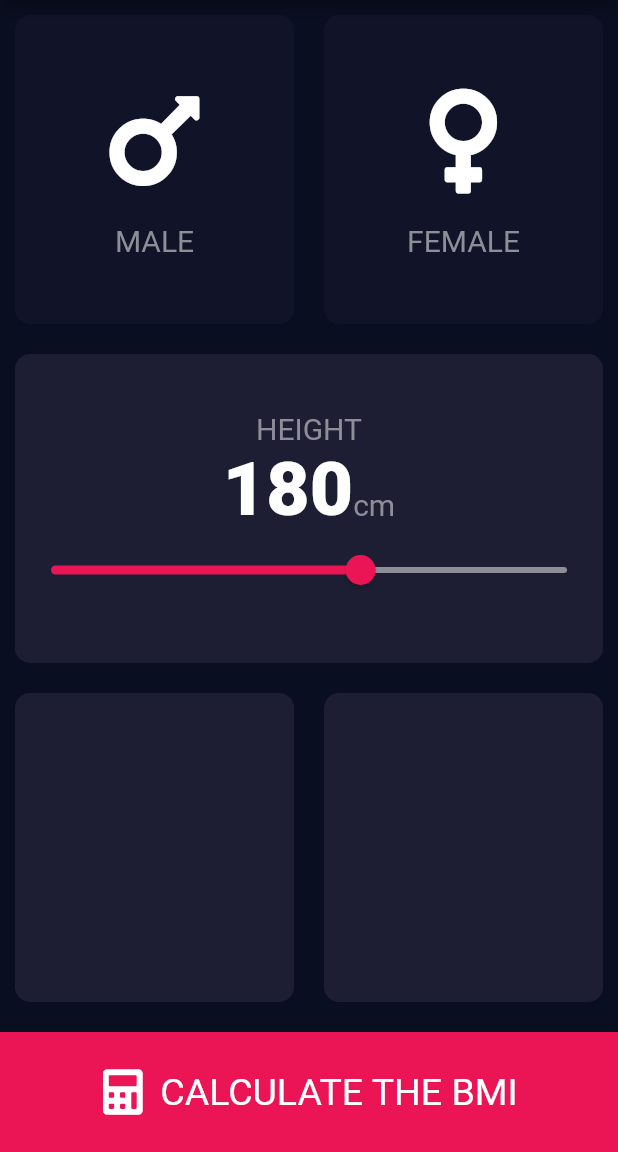
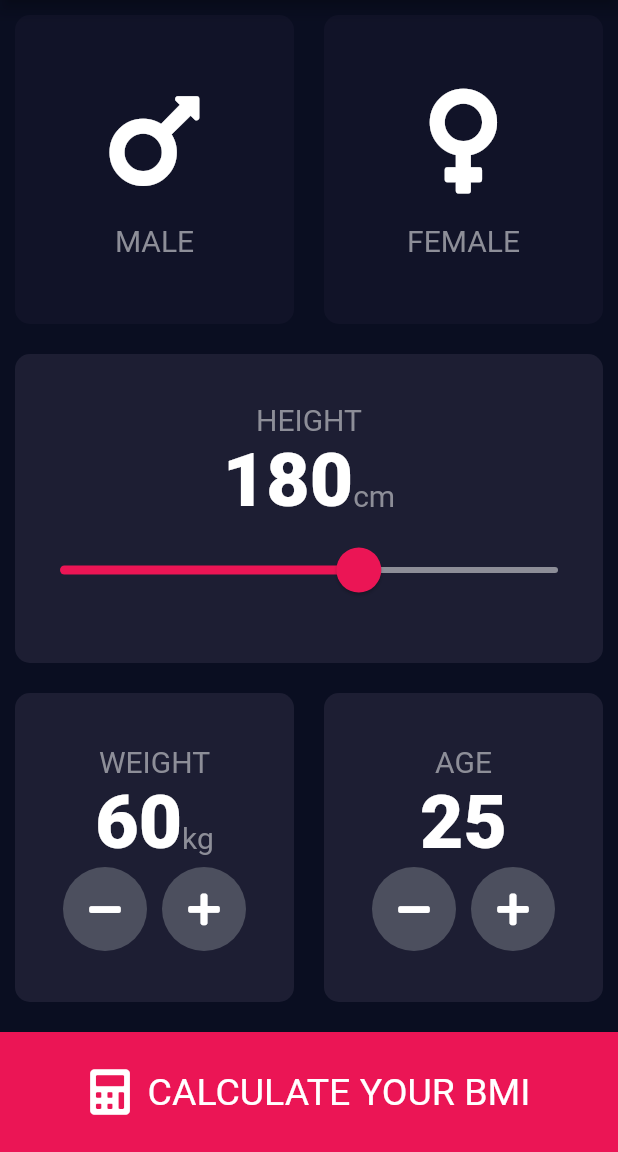
Before and after one commit to ugrylmz/bmi-calculator, a Flutter app: the screen it shows after launch, on a phone screen of 412 x 824 dp, the part 84-1236 px from its top. Run offline on Flutter 3.47's test engine with Material 2 defaults, Android fonts, the phone set to English and light mode, and no system bars; our stand-ins replace font_awesome_flutter.

Commit message:
Create custom button - RoundIconButton based from RawMaterialButton and implementation weight and age cards

```diff
--- a/lib/input_page.dart
+++ b/lib/input_page.dart
@@ -16,6 +16,8 @@ enum Gender{
 class _InputPageState extends State<InputPage> {
   Gender selectedGender;
   int height = 180;
+  int weight = 60;
+  int age = 25;
   @override
   Widget build(BuildContext context) {
     return Scaffold(
@@ -92,17 +94,27 @@ class _InputPageState extends State<InputPage> {
                       ),
                     ],
                   ),
-                  Slider(
+                  SliderTheme(
+                    data: SliderTheme.of(context).copyWith(
+                      inactiveTrackColor: Color(0xFF8D8E98),
+                      activeTrackColor: Colors.white,
+                      thumbColor: Color(0xFFEB1555),
+                      overlayColor: Color(0x29EB1555),
+                      thumbShape:
+                        RoundSliderThumbShape(enabledThumbRadius: 15.0),
+                          overlayShape:RoundSliderOverlayShape(overlayRadius: 30.0),
+                    ),
+                    child: Slider(
                       value: height.toDouble(),
                       min: 120.0,
                       max: 220.0,
                       activeColor: Color(0xFFEB1555),
-                    inactiveColor: Color(0xFF8D8E98),
                       onChanged: (double newValue) {
                         setState(() {
                           height = newValue.round();
                         });
                       },
+                    ),
                   ),
                 ],
               ),
@@ -114,11 +126,98 @@ class _InputPageState extends State<InputPage> {
                 Expanded(
                   child: ReusableCard(
                     colour: kActiveCardColor,
+                    cardChild:Column(
+                      mainAxisAlignment: MainAxisAlignment.center,
+                      children: <Widget>[
+                        Text(
+                          'WEIGHT',
+                          style: kLabelTextStyle,
+                        ),
+                        Row(
+                          mainAxisAlignment: MainAxisAlignment.center,
+                          crossAxisAlignment: CrossAxisAlignment.baseline,
+                          textBaseline: TextBaseline.alphabetic,
+                          children: [
+                            Text(
+                              weight.toString(),
+                              style: kNumTextStyle,
+                            ),
+                            Text(
+                              'kg',
+                              style: kLabelTextStyle,
+                            ),
+                          ],
+                        ),
+
+                        Row(
+                          mainAxisAlignment: MainAxisAlignment.center,
+                          children: [
+                            RoundIconButton(
+                              icon: FontAwesomeIcons.minus,
+                              onPress: () => {
+                                setState((){
+                                 weight--;
+                                })
+                              },
+                            ),
+                            SizedBox(
+                              width: 10.0,
+                            ),
+                            RoundIconButton(
+                              icon: FontAwesomeIcons.plus,
+                              onPress: () => {
+                                setState((){
+                                  weight++;
+                                })
+                              },
+                            ),
+                          ],
+                        ),
+                      ],
+                    ),
                   ),
                 ),
                 Expanded(
                   child: ReusableCard(
                     colour: kActiveCardColor,
+                    cardChild:Column(
+                      mainAxisAlignment: MainAxisAlignment.center,
+                      children: <Widget>[
+                        Text(
+                          'AGE',
+                          style: kLabelTextStyle,
+                        ),
+                        Text(
+                          age.toString(),
+                          style: kNumTextStyle,
+                        ),
+
+                        Row(
+                          mainAxisAlignment: MainAxisAlignment.center,
+                          children: [
+                            RoundIconButton(
+                              icon: FontAwesomeIcons.minus,
+                              onPress: () => {
+                                setState((){
+                                  age--;
+                                })
+                              },
+                            ),
+                            SizedBox(
+                              width: 10.0,
+                            ),
+                            RoundIconButton(
+                              icon: FontAwesomeIcons.plus,
+                              onPress: () => {
+                                setState((){
+                                  age++;
+                                })
+                              },
+                            ),
+                          ],
+                        ),
+                      ],
+                    ),
                   ),
                 ),
 
@@ -143,7 +242,7 @@ class _InputPageState extends State<InputPage> {
                   width: 10.0,
                 ),
                 Text(
-                  'CALCULATE THE BMI',
+                  'CALCULATE YOUR BMI',
                   style: TextStyle(fontSize: 25),
 
                 ),
@@ -156,3 +255,30 @@ class _InputPageState extends State<InputPage> {
     );
   }
 }
+
+class RoundIconButton extends StatelessWidget {
+  RoundIconButton({this.icon, this.onPress});
+
+  final IconData icon;
+  final Function onPress;
+
+  @override
+  Widget build(BuildContext context) {
+    return RawMaterialButton(
+      child: Icon(
+        icon,
+        color: Colors.white,
+      ),
+      onPressed: onPress,
+      elevation: 0.0,
+      constraints: BoxConstraints.tightFor(
+        height: 56.0,
+        width: 56.0,
+      ),
+      shape: CircleBorder(),
+      fillColor: Color(0xFF4C4F5E),
+
+    );
+  }
+
+}
--- a/pubspec.yaml
+++ b/pubspec.yaml
@@ -28,7 +28,7 @@ dependencies:
   # The following adds the Cupertino Icons font to your application.
   # Use with the CupertinoIcons class for iOS style icons.
   cupertino_icons: ^0.1.3
-  font_awesome_flutter: ^8.11.0
+  font_awesome_flutter: ^9.0.0
 
 dev_dependencies:
   flutter_test:
```
Also changed, not shown: pubspec.lock. Lines whose indentation alone changed are shown as unchanged.
